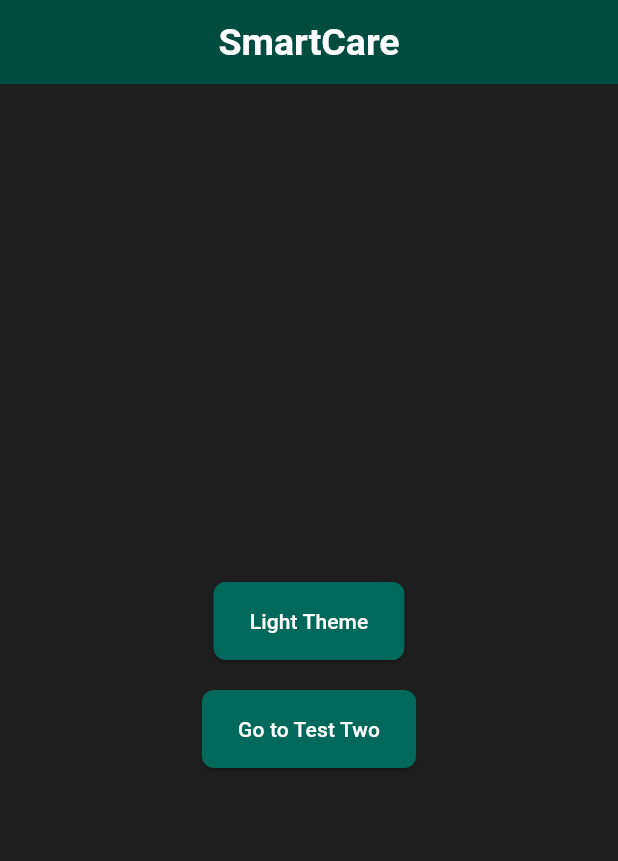
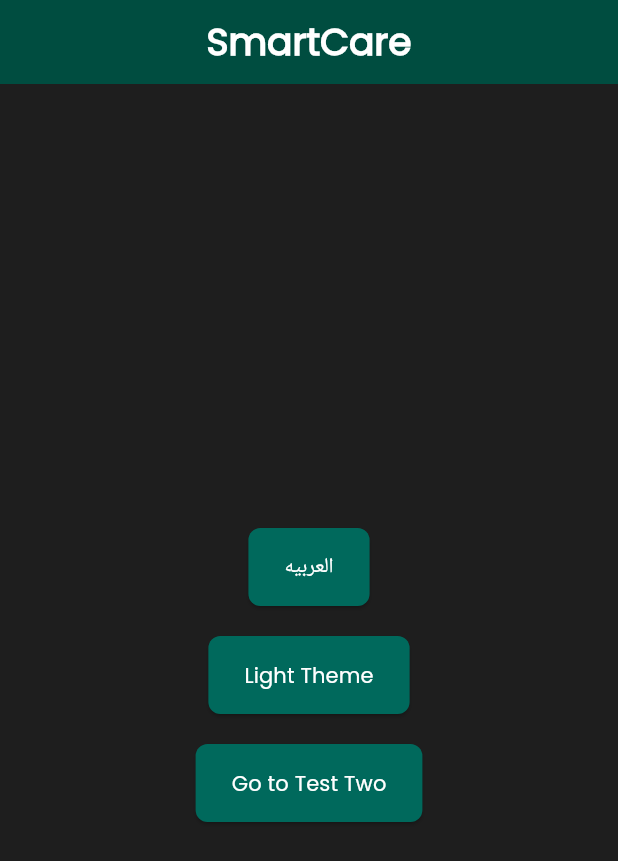
Before and after one commit to mohamedmagdy2301/CurAi_app_mobile, a Flutter app: the screen it shows after launch, on a phone screen of 412 x 824 dp. Shown: the top 861 px of the screen. Run offline on Flutter 3.47's test engine with Material 3 defaults, Android fonts, the phone set to English and light mode, and no system bars; our stand-ins replace connectivity_plus, firebase_core, flutter_bloc, flutter_dotenv, shared_preferences; accounts and stored records are empty.

```diff
--- a/lib/core/app/cubit/app_state.dart
+++ b/lib/core/app/cubit/app_state.dart
@@ -13,5 +13,5 @@ final class AppThemeChanged extends AppState {
 final class AppLocalizationChanged extends AppState {
   AppLocalizationChanged({required this.locale});
 
-  final String locale;
+  final Locale locale;
 }
--- a/lib/core/app/smartcare_app.dart
+++ b/lib/core/app/smartcare_app.dart
@@ -18,8 +18,9 @@ class SmartCareApp extends StatelessWidget {
     return BlocProvider(
       create: (context) => AppCubit()
         ..changeTheme(
-          sharedTheme: SharedPrefManager.getBoolean(SharedPrefKey.isDarkTheme),
-        ),
+          sharedTheme: SharedPrefManager.getBool(SharedPrefKey.isDarkTheme),
+        )
+        ..getLocalesSharedPref(),
       child: BlocBuilder<AppCubit, AppState>(
         buildWhen: (previous, current) => previous != current,
         builder: (context, state) {
@@ -30,7 +31,7 @@ class SmartCareApp extends StatelessWidget {
             builder: (context, child) => buildAppConnectivityController(child),
             onGenerateRoute: AppRoutes.onGenerateRoute,
             home: const TestOne(),
-            locale: const Locale('en'),
+            locale: Locale(cubitApp.currentLocale),
             supportedLocales: AppLocalSetup.supportedLocales,
             localeResolutionCallback: AppLocalSetup.localeResolutionCallback,
             localizationsDelegates: AppLocalSetup.localesDelegates,
--- a/lib/core/local_storage/shared_pref_key.dart
+++ b/lib/core/local_storage/shared_pref_key.dart
@@ -1,3 +1,4 @@
 class SharedPrefKey {
   static const String isDarkTheme = 'isDarkTheme';
+  static const String language = 'language';
 }
--- a/lib/core/local_storage/shared_preferences_manager.dart
+++ b/lib/core/local_storage/shared_preferences_manager.dart
@@ -28,13 +28,24 @@ class SharedPrefManager {
     return false;
   }
 
-  ///Below method is to get the boolean value from the SharedPreferences.
-  static bool? getBoolean(String key) {
+  ///Below method is to get the boolean value from the SharedPreferences.  ///Below method is to get the boolean value from the _sharedPreferences.
+  static bool? getBool(String key) {
     return _sharedPreferences.getBool(key);
   }
 
-  static dynamic getData({required String key}) {
-    return _sharedPreferences.get(key);
+  ///Below method is to get the string value from the _sharedPreferences.
+  static String? getString(String key) {
+    return _sharedPreferences.getString(key);
+  }
+
+  ///Below method is to set the double value from the _sharedPreferences.
+  static double? getDouble(String key) {
+    return _sharedPreferences.getDouble(key);
+  }
+
+  ///Below method is to get the int value from the _sharedPreferences.
+  static int? getInt(String key) {
+    return _sharedPreferences.getInt(key);
   }
 
   static Future<bool> removeData({required String key}) async {
@@ -46,4 +57,13 @@ class SharedPrefManager {
     await _sharedPreferences.clear();
     return true;
   }
+
+  ///Below method is to check the availability of the received preference .
+  static bool containPreference(String key) {
+    if (_sharedPreferences.get(key) == null) {
+      return false;
+    } else {
+      return true;
+    }
+  }
 }
--- a/lib/core/styles/fonts/fonts_family_helper.dart
+++ b/lib/core/styles/fonts/fonts_family_helper.dart
@@ -1,8 +1,12 @@
+import 'package:smartcare_app_mobile/core/local_storage/shared_pref_key.dart';
+import 'package:smartcare_app_mobile/core/local_storage/shared_preferences_manager.dart';
+
 class FontsFamilyHelper {
   static const String cairoAr = 'Cairo';
   static const String poppinsEn = 'Poppins';
   static String getLocaledFontFamily() {
-    const currentLanguage = 'ar';
+    final currentLanguage =
+        SharedPrefManager.getString(SharedPrefKey.language) ?? 'en';
     if (currentLanguage == 'ar') {
       return cairoAr;
     } else {
--- a/lib/core/styles/themes/app_theme.dart
+++ b/lib/core/styles/themes/app_theme.dart
@@ -2,6 +2,7 @@ import 'package:flutter/material.dart';
 import 'package:smartcare_app_mobile/core/styles/colors/colors_dark.dart';
 import 'package:smartcare_app_mobile/core/styles/colors/colors_light.dart';
 import 'package:smartcare_app_mobile/core/styles/fonts/font_weight_helper.dart';
+import 'package:smartcare_app_mobile/core/styles/fonts/fonts_family_helper.dart';
 import 'package:smartcare_app_mobile/core/styles/themes/assets_extension.dart';
 import 'package:smartcare_app_mobile/core/styles/themes/color_extension.dart';
 
@@ -49,6 +50,7 @@ class AppTheme {
       primaryColor: colorScheme.primary,
       scaffoldBackgroundColor: colorScheme.surface,
       useMaterial3: true,
+      fontFamily: FontsFamilyHelper.getLocaledFontFamily(),
       textTheme: _textTheme(colorScheme),
       appBarTheme: _appBarTheme(colorScheme),
       floatingActionButtonTheme: _fabTheme(colorScheme),
@@ -63,15 +65,31 @@ class AppTheme {
   // Text Theme
   static TextTheme _textTheme(ColorScheme colorScheme) {
     return TextTheme(
-      bodyLarge: TextStyle(color: colorScheme.onSurface),
-      bodySmall: TextStyle(color: colorScheme.onSurface),
-      titleSmall: TextStyle(color: colorScheme.onSurface),
+      bodyLarge: TextStyle(
+        color: colorScheme.onSurface,
+        fontFamily: FontsFamilyHelper.getLocaledFontFamily(),
+      ),
+      bodySmall: TextStyle(
+        color: colorScheme.onSurface,
+        fontFamily: FontsFamilyHelper.getLocaledFontFamily(),
+      ),
+      titleSmall: TextStyle(
+        color: colorScheme.onSurface,
+        fontFamily: FontsFamilyHelper.getLocaledFontFamily(),
+      ),
       titleLarge: TextStyle(
         color: colorScheme.onSurface,
         fontWeight: FontWeightHelper.bold,
+        fontFamily: FontsFamilyHelper.getLocaledFontFamily(),
       ),
-      bodyMedium: TextStyle(color: colorScheme.onSurface),
-      titleMedium: TextStyle(color: colorScheme.onSurface.withOpacity(0.8)),
+      bodyMedium: TextStyle(
+        color: colorScheme.onSurface,
+        fontFamily: FontsFamilyHelper.getLocaledFontFamily(),
+      ),
+      titleMedium: TextStyle(
+        color: colorScheme.onSurface.withOpacity(0.8),
+        fontFamily: FontsFamilyHelper.getLocaledFontFamily(),
+      ),
     );
   }
 
@@ -82,6 +100,7 @@ class AppTheme {
         color: colorScheme.onPrimary,
         fontWeight: FontWeightHelper.bold,
         fontSize: 25,
+        fontFamily: FontsFamilyHelper.getLocaledFontFamily(),
       ),
       color: colorScheme.primary,
       elevation: 0,
@@ -111,8 +130,14 @@ class AppTheme {
       enabledBorder: borderStyle(color: colorScheme.onSurface.withOpacity(0.5)),
       errorBorder: borderStyle(color: colorScheme.error),
       focusedErrorBorder: borderStyle(color: colorScheme.error, width: 2),
-      labelStyle: TextStyle(color: colorScheme.onSurface.withOpacity(0.8)),
-      errorStyle: TextStyle(color: colorScheme.error),
+      labelStyle: TextStyle(
+        color: colorScheme.onSurface.withOpacity(0.8),
+        fontFamily: FontsFamilyHelper.getLocaledFontFamily(),
+      ),
+      errorStyle: TextStyle(
+        color: colorScheme.error,
+        fontFamily: FontsFamilyHelper.getLocaledFontFamily(),
+      ),
     );
   }
 
@@ -142,10 +167,11 @@ class AppTheme {
   // Snack Bar Theme
   static SnackBarThemeData _snackBarTheme(ColorScheme colorScheme) {
     return SnackBarThemeData(
-      contentTextStyle: const TextStyle(
+      contentTextStyle: TextStyle(
         color: Colors.white,
         fontSize: 16,
         fontWeight: FontWeightHelper.medium,
+        fontFamily: FontsFamilyHelper.getLocaledFontFamily(),
       ),
       actionTextColor: Colors.black,
       elevation: 6,
--- a/lib/test_one.dart
+++ b/lib/test_one.dart
@@ -3,6 +3,7 @@ import 'package:flutter_bloc/flutter_bloc.dart';
 import 'package:smartcare_app_mobile/core/app/cubit/app_cubit.dart';
 import 'package:smartcare_app_mobile/core/extensions/context_extansions.dart';
 import 'package:smartcare_app_mobile/core/helper/snackbar_helper.dart';
+import 'package:smartcare_app_mobile/core/language/app_localizations.dart';
 import 'package:smartcare_app_mobile/core/language/lang_keys.dart';
 import 'package:smartcare_app_mobile/core/routes/routes.dart';
 
@@ -19,20 +20,31 @@ class TestOne extends StatelessWidget {
         centerTitle: true,
       ),
       body: Center(
-        child: Column(
+        child: BlocBuilder(
+          bloc: context.read<AppCubit>(),
+          builder: (context, state) {
+            return Column(
               mainAxisAlignment: MainAxisAlignment.center,
               children: [
                 const SizedBox(height: 20),
-            BlocBuilder(
-              bloc: context.read<AppCubit>(),
-              builder: (context, state) {
-                return ElevatedButton(
+                ElevatedButton(
+                  onPressed: () {
+                    if (AppLocalizations.of(context)!.isEnLocale) {
+                      context.read<AppCubit>().toArabic();
+                    } else {
+                      context.read<AppCubit>().toEngilsh();
+                    }
+                  },
+                  child: context.read<AppCubit>().currentLocale == 'en'
+                      ? const Text('العربيه')
+                      : const Text('Engilsh'),
+                ),
+                const SizedBox(height: 20),
+                ElevatedButton(
                   onPressed: context.read<AppCubit>().changeTheme,
                   child: context.read<AppCubit>().isDark
                       ? const Text('Light Theme')
                       : const Text('Dark Theme'),
-                );
-              },
                 ),
                 const SizedBox(height: 20),
                 ElevatedButton(
@@ -52,6 +64,8 @@ class TestOne extends StatelessWidget {
                   child: const Text('Go to Test Two'),
                 ),
               ],
+            );
+          },
         ),
       ),
     );
```
Also changed, not shown: lib/core/app/cubit/app_cubit.dart (+26 -3 lines). Lines whose indentation alone changed are shown as unchanged.
